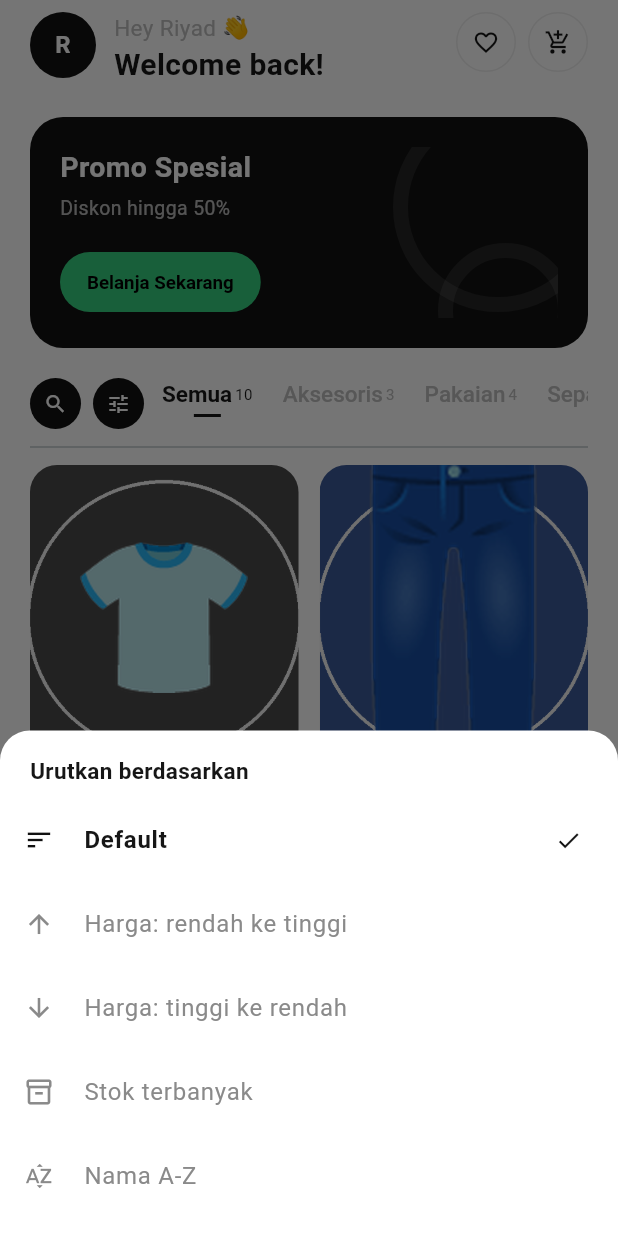
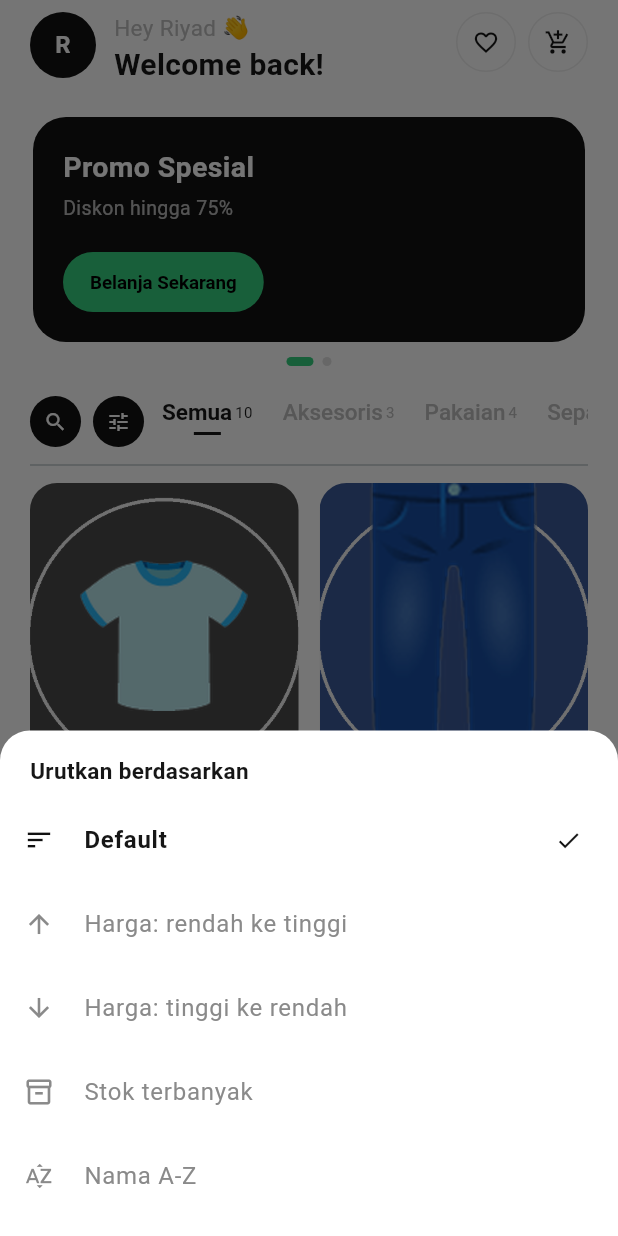
Before and after one commit to 12512512010011101/10-Catalog-Product, a Flutter app: the HomePage screen opened directly, after a tap on "Belanja Sekarang", on a phone screen of 412 x 824 dp. Run offline on Flutter 3.47's test engine with Material 3 defaults, Android fonts, the phone set to English and light mode, and no system bars.

Commit message:
banner-slide

```diff
--- a/lib/screens/home_page.dart
+++ b/lib/screens/home_page.dart
@@ -5,6 +5,7 @@ import '../theme/app_theme.dart';
 import 'detail_page.dart';
 import 'add_product_page.dart';
 import 'favorite_page.dart';
+import '../widgets/promo_banner_carousel.dart';
 
 enum _SortOption { defaultOrder, priceLowHigh, priceHighLow, stockHighLow, nameAZ }
 
@@ -271,61 +272,34 @@ class _HomePageState extends State<HomePage> {
                     ),
                     const SizedBox(height: 20),
 
-                    // ---- Kartu promo ----
-                    // Ditambahkan sesuai referensi (kartu gelap "Super Sale").
-                    // Murni dekoratif/informatif dulu -- tombol "Belanja
-                    // Sekarang" belum diarahkan ke fitur checkout karena
-                    // project ini belum punya halaman itu.
-                    Container(
-                      width: double.infinity,
-                      padding: const EdgeInsets.all(20),
-                      clipBehavior: Clip.antiAlias,
-                      decoration: BoxDecoration(
-                        color: AppColors.primary,
-                        borderRadius: BorderRadius.circular(22),
-                      ),
-                      child: Stack(
-                        children: [
-                          // Lingkaran-lingkaran tipis di kanan, meniru motif
-                          // radiating circles pada referensi.
-                          Positioned(
-                            right: -30,
-                            top: -30,
-                            child: _decorativeRing(140),
-                          ),
-                          Positioned(
-                            right: -10,
-                            bottom: -40,
-                            child: _decorativeRing(90),
-                          ),
-                          Column(
-                            crossAxisAlignment: CrossAxisAlignment.start,
-                            children: [
-                              const Text(
-                                'Promo Spesial',
-                                style: TextStyle(color: Colors.white, fontSize: 19, fontWeight: FontWeight.bold),
-                              ),
-                              const SizedBox(height: 4),
-                              const Text(
-                                'Diskon hingga 50%',
-                                style: TextStyle(color: Colors.white70, fontSize: 13),
-                              ),
-                              const SizedBox(height: 16),
-                              ElevatedButton(
-                                onPressed: _openSortSheet,
-                                style: ElevatedButton.styleFrom(
-                                  backgroundColor: _promoAccent,
-                                  foregroundColor: AppColors.primaryDark,
-                                  elevation: 0,
-                                  padding: const EdgeInsets.symmetric(horizontal: 18, vertical: 10),
-                                  shape: RoundedRectangleBorder(borderRadius: BorderRadius.circular(30)),
-                                ),
-                                child: const Text('Belanja Sekarang', style: TextStyle(fontWeight: FontWeight.bold, fontSize: 12.5)),
-                              ),
-                            ],
-                          ),
-                        ],
-                      ),
+                    // ---- Carousel banner promo (auto-slide) ----
+                    // Dulu cuma 1 kartu statis dengan 2 lingkaran dekoratif
+                    // yang kebetulan overlap mirip logo angka "6". Sekarang
+                    // diganti PromoBannerCarousel: bisa banyak banner,
+                    // geser otomatis + swipe manual, motif dekoratifnya
+                    // pakai ikon sesuai tema banner (bukan lingkaran polos).
+                    PromoBannerCarousel(
+                      height: 150,
+                      banners: [
+                        PromoBannerData(
+                          title: 'Promo Spesial',
+                          subtitle: 'Diskon hingga 75%',
+                          buttonLabel: 'Belanja Sekarang',
+                          icon: Icons.local_offer_rounded,
+                          backgroundColor: AppColors.primary,
+                          accentColor: _promoAccent,
+                          onButtonTap: _openSortSheet,
+                        ),
+                        PromoBannerData(
+                          title: 'Kupon Belanja',
+                          subtitle: 'Klaim kupon gratis ongkir hari ini',
+                          buttonLabel: 'Klaim Kupon',
+                          icon: Icons.confirmation_number_rounded,
+                          backgroundColor: const Color(0xFF1E3A5F),
+                          accentColor: const Color(0xFF4FB6FF),
+                          onButtonTap: _openSortSheet,
+                        ),
+                      ],
                     ),
                     const SizedBox(height: 20),
 
@@ -475,19 +449,6 @@ class _HomePageState extends State<HomePage> {
     );
   }
 
-  // Satu lingkaran outline tipis, dipakai berlapis-lapis sebagai hiasan
-  // di kartu promo (meniru motif "radiating circles" pada referensi).
-  Widget _decorativeRing(double diameter) {
-    return Container(
-      width: diameter,
-      height: diameter,
-      decoration: BoxDecoration(
-        shape: BoxShape.circle,
-        border: Border.all(color: Colors.white.withValues(alpha: 0.08), width: 10),
-      ),
-    );
-  }
-
   Widget _buildEmptyState() {
     return Padding(
       padding: const EdgeInsets.symmetric(vertical: 60),
--- /dev/null
+++ b/lib/widgets/promo_banner_carousel.dart
@@ -0,0 +1,169 @@
+import 'dart:async';
+import 'package:flutter/material.dart';
+
+/// Data untuk satu kartu banner (promo, kupon, dsb).
+/// Dipisah jadi model biar gampang nambah banner baru tanpa
+/// ubah-ubah widget carousel-nya.
+class PromoBannerData {
+  final String title;
+  final String subtitle;
+  final String buttonLabel;
+  final IconData icon;
+  final Color backgroundColor;
+  final Color accentColor;
+  final VoidCallback? onButtonTap;
+
+  const PromoBannerData({
+    required this.title,
+    required this.subtitle,
+    required this.buttonLabel,
+    required this.icon,
+    required this.backgroundColor,
+    required this.accentColor,
+    this.onButtonTap,
+  });
+}
+
+/// Carousel banner promo yang auto-slide sendiri (mirip [AutoSlideGallery]
+/// yang dipakai di halaman detail), tapi isinya kartu promo/kupon,
+/// bukan gambar produk.
+class PromoBannerCarousel extends StatefulWidget {
+  final List<PromoBannerData> banners;
+  final double height;
+  final Duration interval;
+
+  const PromoBannerCarousel({
+    super.key,
+    required this.banners,
+    this.height = 150,
+    this.interval = const Duration(milliseconds: 3500),
+  });
+
+  @override
+  State<PromoBannerCarousel> createState() => _PromoBannerCarouselState();
+}
+
+class _PromoBannerCarouselState extends State<PromoBannerCarousel> {
+  late final PageController _controller;
+  Timer? _timer;
+  int _currentIndex = 0;
+
+  @override
+  void initState() {
+    super.initState();
+    _controller = PageController(viewportFraction: 1.0);
+    _startAutoSlide();
+  }
+
+  void _startAutoSlide() {
+    // Kalau banner cuma 1 atau kosong, tidak perlu auto-slide.
+    if (widget.banners.length <= 1) return;
+
+    _timer = Timer.periodic(widget.interval, (_) {
+      if (!mounted || !_controller.hasClients) return;
+
+      final isLast = _currentIndex == widget.banners.length - 1;
+      final nextIndex = isLast ? 0 : _currentIndex + 1;
+
+      _controller.animateToPage(
+        nextIndex,
+        duration: const Duration(milliseconds: 450),
+        curve: Curves.easeInOut,
+      );
+    });
+  }
+
+  @override
+  void dispose() {
+    _timer?.cancel(); // WAJIB: hentikan timer saat widget dibuang
+    _controller.dispose();
+    super.dispose();
+  }
+
+  @override
+  Widget build(BuildContext context) {
+    final banners = widget.banners;
+    if (banners.isEmpty) return const SizedBox.shrink();
+
+    return Column(
+      children: [
+        SizedBox(
+          height: widget.height,
+          child: PageView.builder(
+            controller: _controller,
+            itemCount: banners.length,
+            onPageChanged: (index) => setState(() => _currentIndex = index),
+            itemBuilder: (context, index) => _BannerCard(data: banners[index]),
+          ),
+        ),
+        if (banners.length > 1) ...[
+          const SizedBox(height: 10),
+          // Dot indicator kecil di bawah banner
+          Row(
+            mainAxisAlignment: MainAxisAlignment.center,
+            children: List.generate(banners.length, (index) {
+              final isActive = index == _currentIndex;
+              return AnimatedContainer(
+                duration: const Duration(milliseconds: 250),
+                margin: const EdgeInsets.symmetric(horizontal: 3),
+                width: isActive ? 18 : 6,
+                height: 6,
+                decoration: BoxDecoration(
+                  color: isActive ? banners[_currentIndex].accentColor : Colors.grey.shade300,
+                  borderRadius: BorderRadius.circular(4),
+                ),
+              );
+            }),
+          ),
+        ],
+      ],
+    );
+  }
+}
+
+class _BannerCard extends StatelessWidget {
+  final PromoBannerData data;
+  const _BannerCard({required this.data});
+
+  @override
+  Widget build(BuildContext context) {
+    return Container(
+      width: double.infinity,
+      margin: const EdgeInsets.symmetric(horizontal: 2),
+      padding: const EdgeInsets.all(20),
+      clipBehavior: Clip.antiAlias,
+      decoration: BoxDecoration(
+        color: data.backgroundColor,
+        borderRadius: BorderRadius.circular(22),
+      ),
+      // Tidak ada lagi motif dekoratif (lingkaran/ikon) di belakang --
+      // kartu polos sesuai permintaan, cukup warna solid + teks + tombol.
+      child: Column(
+        crossAxisAlignment: CrossAxisAlignment.start,
+        children: [
+          Text(
+            data.title,
+            style: const TextStyle(color: Colors.white, fontSize: 19, fontWeight: FontWeight.bold),
+          ),
+          const SizedBox(height: 4),
+          Text(
+            data.subtitle,
+            style: const TextStyle(color: Colors.white70, fontSize: 13),
+          ),
+          const SizedBox(height: 16),
+          ElevatedButton(
+            onPressed: data.onButtonTap,
+            style: ElevatedButton.styleFrom(
+              backgroundColor: data.accentColor,
+              foregroundColor: Colors.black,
+              elevation: 0,
+              padding: const EdgeInsets.symmetric(horizontal: 18, vertical: 10),
+              shape: RoundedRectangleBorder(borderRadius: BorderRadius.circular(30)),
+            ),
+            child: Text(data.buttonLabel, style: const TextStyle(fontWeight: FontWeight.bold, fontSize: 12.5)),
+          ),
+        ],
+      ),
+    );
+  }
+}
```
